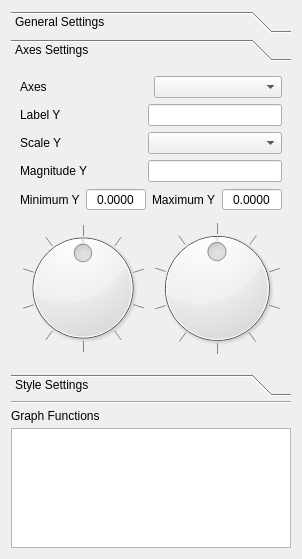
Above: plot_tool/designer/plotter_visor/plotter_visor_ui.ui from grupo-tc-volcan/plot-tool before the change. Below: the same form after it.
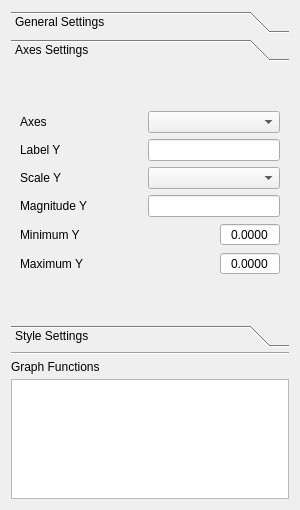
That is the form after the change. The open tabs and pages were chosen to show the change.

```diff
--- a/plot_tool/designer/plotter_visor/plotter_visor_ui.ui
+++ b/plot_tool/designer/plotter_visor/plotter_visor_ui.ui
@@ -7,7 +7,7 @@
     <x>0</x>
     <y>0</y>
     <width>300</width>
-    <height>559</height>
+    <height>510</height>
    </rect>
   </property>
   <property name="sizePolicy">
@@ -269,7 +269,7 @@
         <x>0</x>
         <y>0</y>
         <width>282</width>
-        <height>307</height>
+        <height>258</height>
        </rect>
       </property>
       <attribute name="label">
@@ -279,130 +279,65 @@
        <item>
         <layout class="QVBoxLayout" name="verticalLayout_8">
          <item>
-          <layout class="QGridLayout" name="gridLayout_5">
+          <layout class="QGridLayout" name="gridLayout_2">
+           <property name="horizontalSpacing">
+            <number>60</number>
+           </property>
            <item row="0" column="0">
             <widget class="QLabel" name="label_7">
+             <property name="sizePolicy">
+              <sizepolicy hsizetype="Preferred" vsizetype="Fixed">
+               <horstretch>0</horstretch>
+               <verstretch>0</verstretch>
+              </sizepolicy>
+             </property>
              <property name="text">
               <string>Axes</string>
              </property>
             </widget>
            </item>
-           <item row="0" column="1">
-            <widget class="QComboBox" name="axes"/>
-           </item>
-          </layout>
-         </item>
-         <item>
-          <layout class="QGridLayout" name="gridLayout_2">
-           <property name="horizontalSpacing">
-            <number>60</number>
-           </property>
-           <item row="0" column="0">
+           <item row="1" column="0">
             <widget class="QLabel" name="label_8">
              <property name="text">
               <string>Label Y</string>
              </property>
             </widget>
            </item>
-           <item row="0" column="1">
-            <widget class="QLineEdit" name="yLabel"/>
-           </item>
-           <item row="5" column="1">
-            <widget class="QLineEdit" name="yMagnitude">
-             <property name="readOnly">
-              <bool>true</bool>
-             </property>
-            </widget>
-           </item>
-           <item row="1" column="0">
+           <item row="2" column="0">
             <widget class="QLabel" name="label_9">
              <property name="text">
               <string>Scale Y</string>
              </property>
             </widget>
            </item>
-           <item row="1" column="1">
+           <item row="2" column="1">
             <widget class="QComboBox" name="yScale"/>
            </item>
-           <item row="5" column="0">
+           <item row="1" column="1">
+            <widget class="QLineEdit" name="yLabel"/>
+           </item>
+           <item row="3" column="0">
             <widget class="QLabel" name="label_12">
              <property name="text">
               <string>Magnitude Y</string>
              </property>
             </widget>
            </item>
-          </layout>
-         </item>
-         <item>
-          <layout class="QGridLayout" name="gridLayout_6">
-           <item row="3" column="1">
-            <widget class="QDial" name="yMaximumDial">
-             <property name="minimum">
-              <number>-100</number>
-             </property>
-             <property name="maximum">
-              <number>100</number>
-             </property>
-             <property name="wrapping">
-              <bool>true</bool>
-             </property>
-             <property name="notchTarget">
-              <double>20.000000000000000</double>
-             </property>
-             <property name="notchesVisible">
-              <bool>true</bool>
-             </property>
-            </widget>
-           </item>
-           <item row="0" column="1">
-            <layout class="QHBoxLayout" name="horizontalLayout_12">
-             <item>
-              <widget class="QLabel" name="label_11">
-               <property name="text">
-                <string>Maximum Y</string>
-               </property>
-              </widget>
-             </item>
-             <item>
-              <widget class="QDoubleSpinBox" name="yMaximum">
-               <property name="sizePolicy">
-                <sizepolicy hsizetype="Maximum" vsizetype="Fixed">
-                 <horstretch>0</horstretch>
-                 <verstretch>0</verstretch>
-                </sizepolicy>
-               </property>
-               <property name="maximumSize">
-                <size>
-                 <width>60</width>
-                 <height>16777215</height>
-                </size>
-               </property>
-               <property name="alignment">
-                <set>Qt::AlignCenter</set>
-               </property>
-               <property name="buttonSymbols">
-                <enum>QAbstractSpinBox::NoButtons</enum>
-               </property>
-               <property name="decimals">
-                <number>4</number>
-               </property>
-               <property name="minimum">
-                <double>-10000000.000000000000000</double>
-               </property>
-              </widget>
-             </item>
-            </layout>
-           </item>
-           <item row="0" column="0">
-            <layout class="QHBoxLayout" name="horizontalLayout_11">
-             <item>
+           <item row="4" column="0">
               <widget class="QLabel" name="label_10">
                <property name="text">
                 <string>Minimum Y</string>
                </property>
               </widget>
              </item>
-             <item>
+           <item row="3" column="1">
+            <widget class="QLineEdit" name="yMagnitude">
+             <property name="readOnly">
+              <bool>true</bool>
+             </property>
+            </widget>
+           </item>
+           <item row="4" column="1" alignment="Qt::AlignRight">
               <widget class="QDoubleSpinBox" name="yMinimum">
                <property name="sizePolicy">
                 <sizepolicy hsizetype="Maximum" vsizetype="Fixed">
@@ -433,24 +368,41 @@
                </property>
               </widget>
              </item>
-            </layout>
+           <item row="0" column="1">
+            <widget class="QComboBox" name="axes"/>
            </item>
-           <item row="3" column="0">
-            <widget class="QDial" name="yMinimumDial">
+           <item row="5" column="1" alignment="Qt::AlignRight">
+            <widget class="QDoubleSpinBox" name="yMaximum">
+             <property name="sizePolicy">
+              <sizepolicy hsizetype="Maximum" vsizetype="Fixed">
+               <horstretch>0</horstretch>
+               <verstretch>0</verstretch>
+              </sizepolicy>
+             </property>
+             <property name="maximumSize">
+              <size>
+               <width>60</width>
+               <height>16777215</height>
+              </size>
+             </property>
+             <property name="alignment">
+              <set>Qt::AlignCenter</set>
+             </property>
+             <property name="buttonSymbols">
+              <enum>QAbstractSpinBox::NoButtons</enum>
+             </property>
+             <property name="decimals">
+              <number>4</number>
+             </property>
              <property name="minimum">
-              <number>-100</number>
+              <double>-10000000.000000000000000</double>
              </property>
-             <property name="maximum">
-              <number>100</number>
-             </property>
-             <property name="wrapping">
-              <bool>true</bool>
-             </property>
-             <property name="notchTarget">
-              <double>20.000000000000000</double>
-             </property>
-             <property name="notchesVisible">
-              <bool>true</bool>
+            </widget>
+           </item>
+           <item row="5" column="0">
+            <widget class="QLabel" name="label_11">
+             <property name="text">
+              <string>Maximum Y</string>
              </property>
             </widget>
            </item>
```
Left out of the diff: 185 changed lines with no effect on the pictures. Lines whose indentation alone changed are shown as unchanged.
